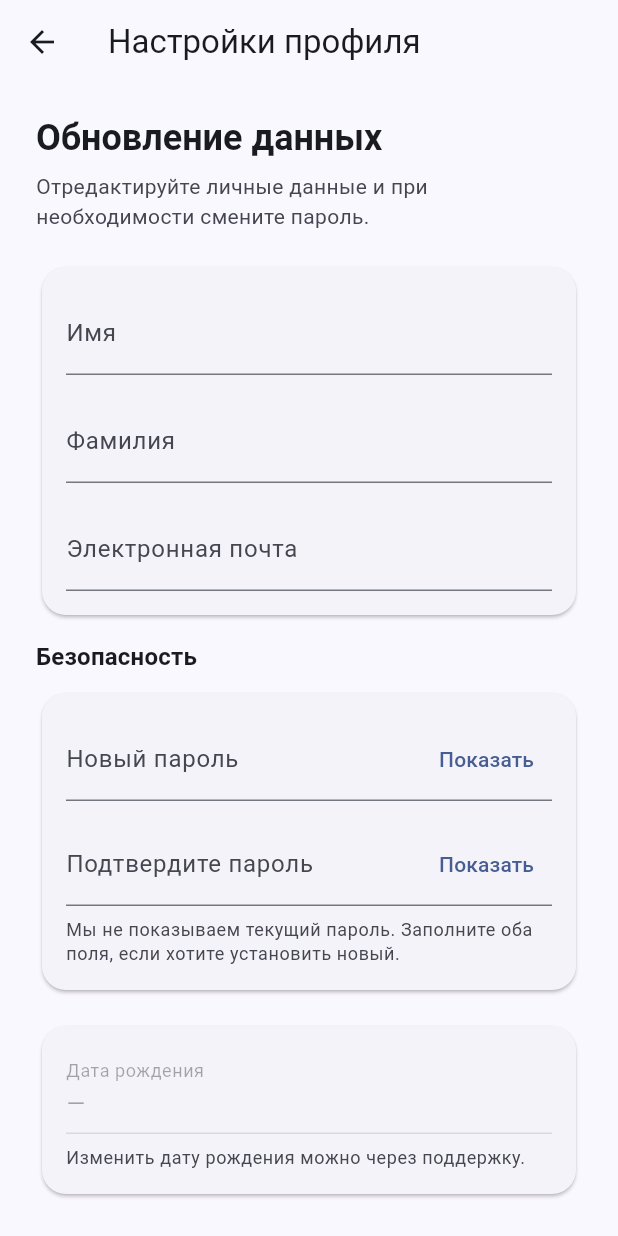
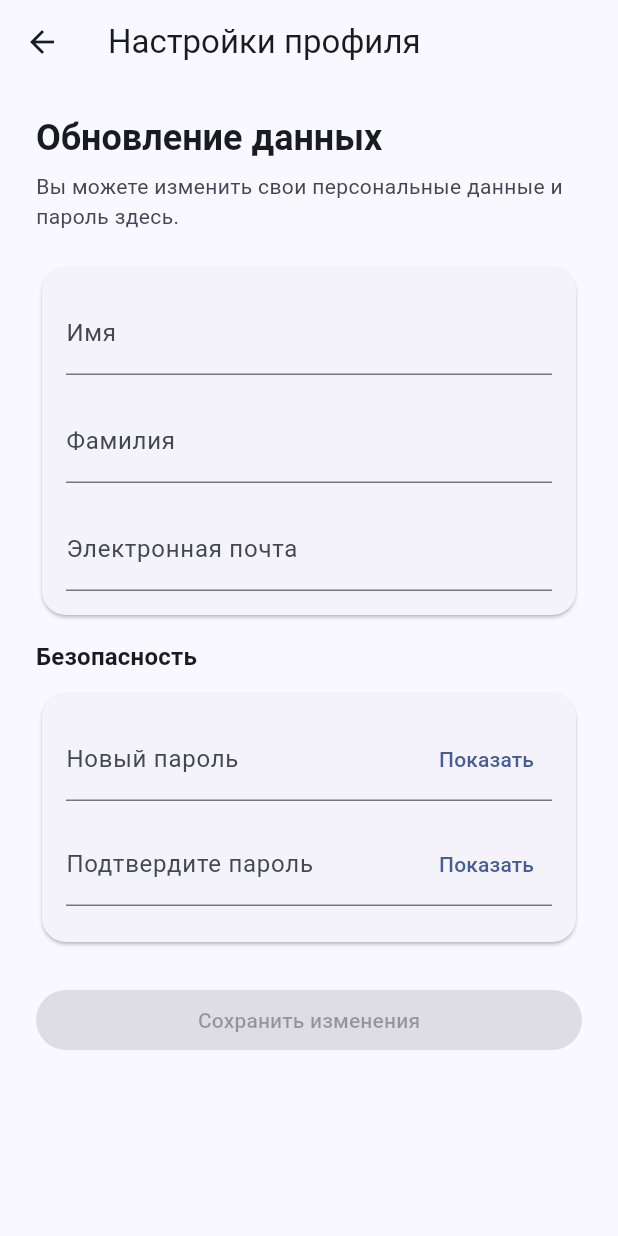
Before and after one commit to gweissj/cryptomania_frontend, a Flutter app: the ProfileSettingsPage screen opened by its route, on a phone screen of 412 x 824 dp. Run offline on Flutter 3.47's test engine with Material 3 defaults, Android fonts, the light colour scheme and no system bars; our stand-ins replace cached_network_image, dio, flutter_riverpod, flutter_secure_storage, go_router; accounts and stored records are empty.

Commit message:
feat: display a notification of a successful data update, redirect the user to the main page after updating the data

```diff
--- a/lib/src/features/profile/views/profile_settings_page.dart
+++ b/lib/src/features/profile/views/profile_settings_page.dart
@@ -2,8 +2,8 @@
 import 'package:flutter_riverpod/flutter_riverpod.dart';
 import 'package:go_router/go_router.dart';
 
+import '../../../core/app_router.dart';
 import '../../common/widgets/auth_text_field.dart';
-import '../../../utils/error_handler.dart';
 import '../controllers/profile_settings_controller.dart';
 
 class ProfileSettingsPage extends ConsumerStatefulWidget {
@@ -26,13 +26,21 @@
     ) {
       if (next.successProfile != null &&
           next.successProfile != previous?.successProfile) {
-        AppErrorHandler.showErrorSnackBar(context, 'Данные профиля обновлены');
+        final messenger = ScaffoldMessenger.of(context);
+        messenger
+          ..hideCurrentSnackBar()
+          ..showSnackBar(
+            const SnackBar(
+              content: Text('Данные успешно обновлены'),
+              behavior: SnackBarBehavior.floating,
+              margin: EdgeInsets.all(16),
+            ),
+          );
         ref
             .read(profileSettingsControllerProvider.notifier)
             .acknowledgeSuccess();
-        if (context.canPop()) {
-          context.pop();
-        }
+        if (!mounted) return;
+        context.go(AppRoute.home);
       }
     });
 
@@ -61,7 +69,7 @@
               ),
               const SizedBox(height: 6),
               Text(
-                'Отредактируйте личные данные и при необходимости смените пароль.',
+                'Вы можете изменить свои персональные данные и пароль здесь.',
                 style: Theme.of(context).textTheme.bodyMedium?.copyWith(
                   color: Theme.of(context).colorScheme.onSurfaceVariant,
                 ),
@@ -158,45 +166,11 @@
                         ),
                       ),
                       const SizedBox(height: 8),
-                      Text(
-                        'Мы не показываем текущий пароль. Заполните оба поля, если хотите установить новый.',
-                        style: Theme.of(context).textTheme.bodySmall?.copyWith(
-                          color: Theme.of(context).colorScheme.onSurfaceVariant,
-                        ),
-                      ),
                     ],
                   ),
                 ),
               ),
-              const SizedBox(height: 16),
-              Card(
-                shape: RoundedRectangleBorder(
-                  borderRadius: BorderRadius.circular(16),
-                ),
-                child: Padding(
-                  padding: const EdgeInsets.all(16),
-                  child: Column(
-                    crossAxisAlignment: CrossAxisAlignment.start,
-                    children: [
-                      AuthTextField(
-                        value: state.formattedBirthDate,
-                        onChanged: (_) {},
-                        label: 'Дата рождения',
-                        placeholder: 'Дата указывается при регистрации',
-                        readOnly: true,
-                        enabled: false,
-                      ),
-                      const SizedBox(height: 8),
-                      Text(
-                        'Изменить дату рождения можно через поддержку.',
-                        style: Theme.of(context).textTheme.bodySmall?.copyWith(
-                          color: Theme.of(context).colorScheme.onSurfaceVariant,
-                        ),
-                      ),
-                    ],
-                  ),
-                ),
-              ),
+
               if (state.generalError != null) ...[
                 const SizedBox(height: 16),
                 Align(
```
